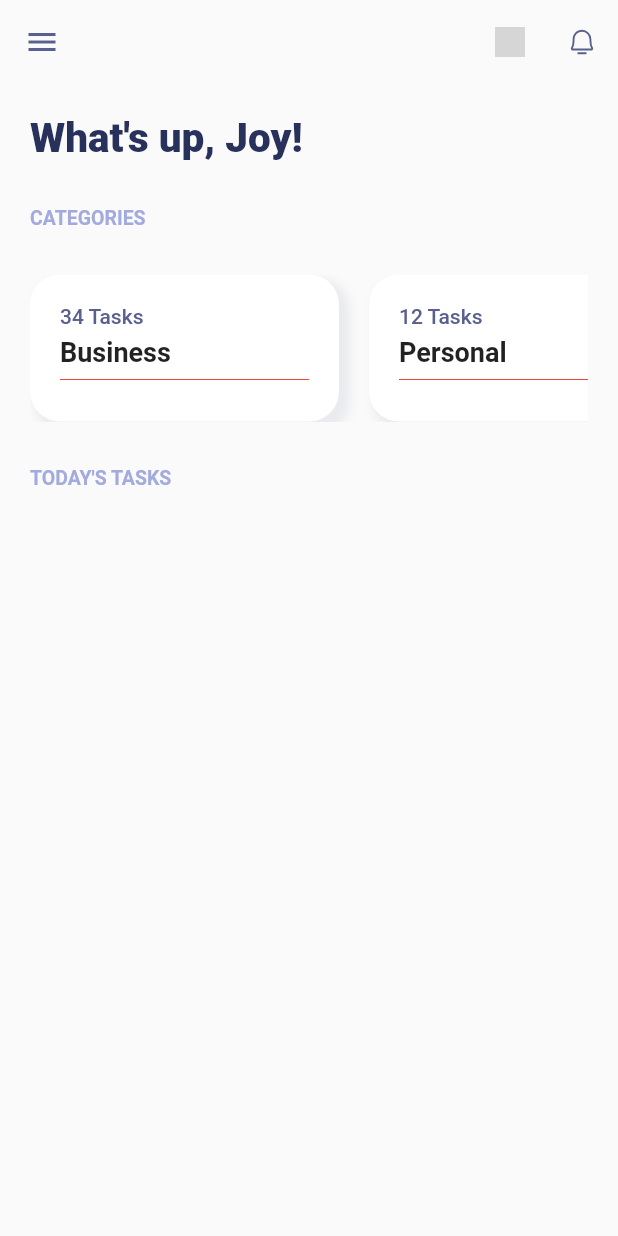
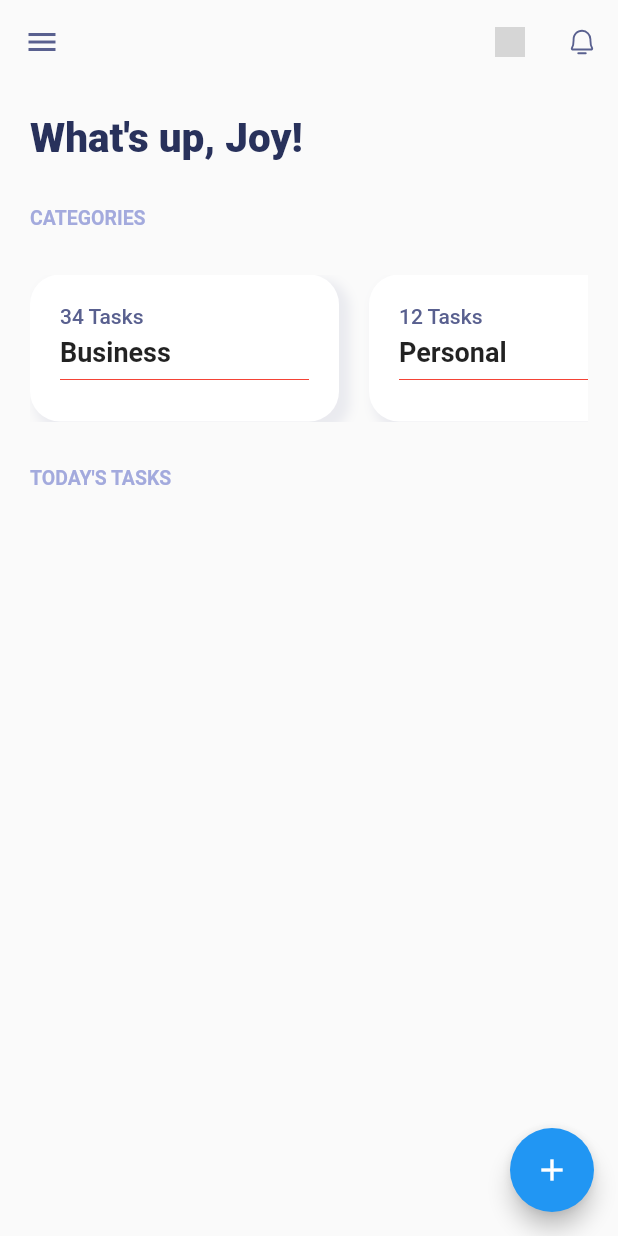
Before and after one commit to Emodot/m_tasks, a Flutter app: the screen it shows after launch, on a phone screen of 412 x 824 dp. Run offline on Flutter 3.47's test engine with Material 2 defaults, Android fonts, the light colour scheme and no system bars; our stand-ins replace flutter_svg; grey boxes are pictures that could not be loaded.

Commit message:
added floating button

```diff
--- a/lib/screens/home.dart
+++ b/lib/screens/home.dart
@@ -51,6 +51,10 @@ class Home extends StatelessWidget {
             ),
           ),
         ],
+      ),
+      floatingActionButton: FloatingActionButton(
+        onPressed: () {},
+        child: const Icon(Icons.add),
       ),
       body: SingleChildScrollView(
         child: Padding(
```
